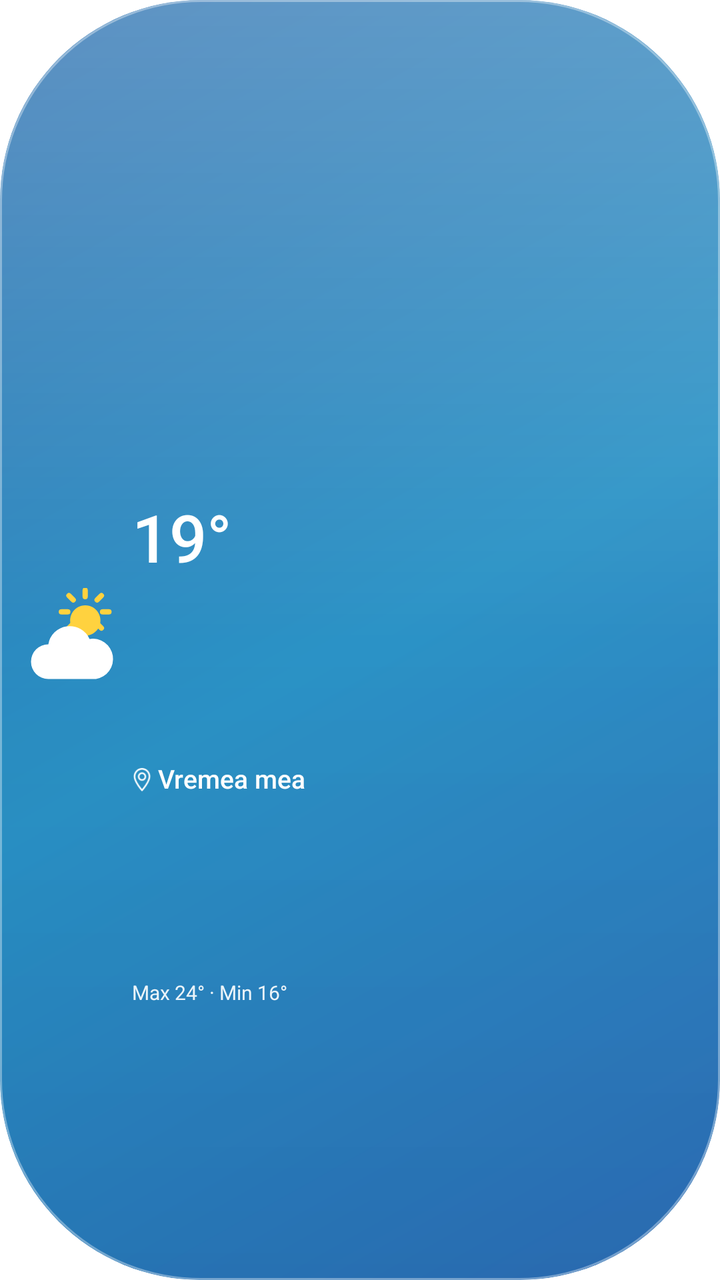
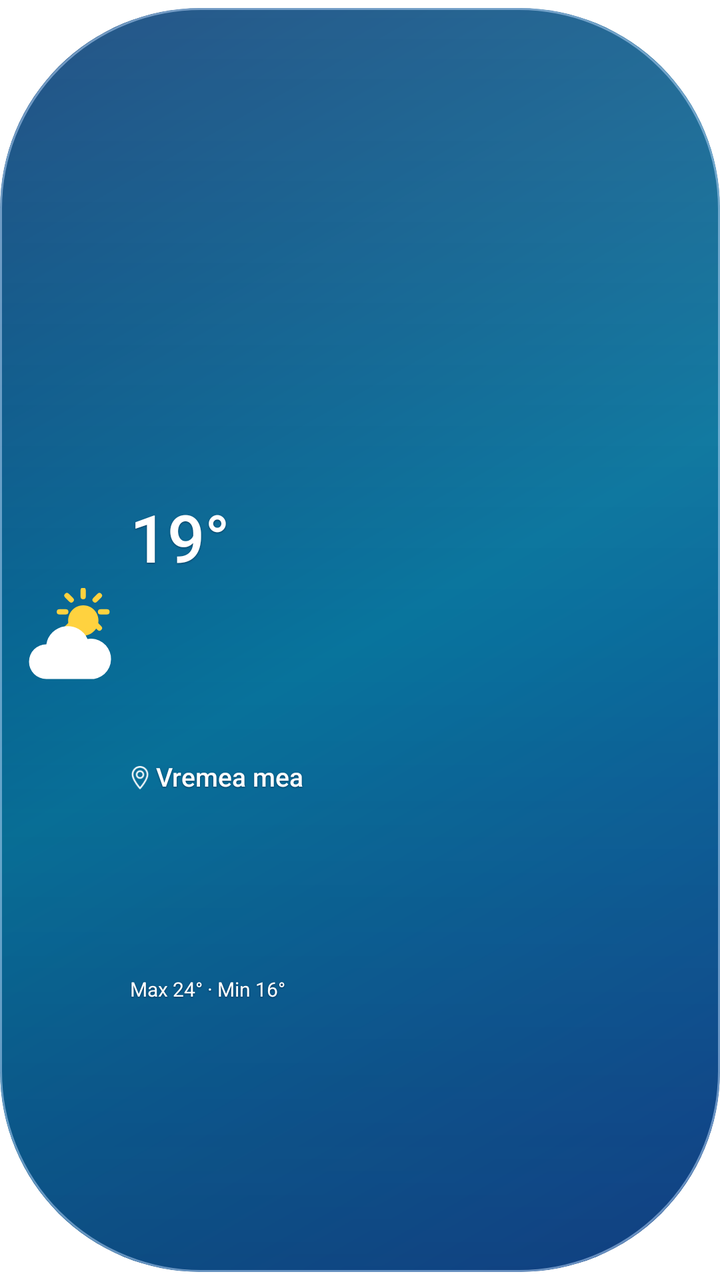

An Android layout rendered at two revisions. The XML below is the earlier revision; the diff shows what the commit changed to produce the second picture.
<!-- AndroidManifest.xml: application theme android:Theme.Translucent.NoTitleBar -->
<!-- res/layout/widget_capsule.xml -->
<?xml version="1.0" encoding="utf-8"?>
<LinearLayout xmlns:android="http://schemas.android.com/apk/res/android"
    android:id="@+id/capsule_root"
    android:layout_width="match_parent" android:layout_height="match_parent"
    android:background="@drawable/widget_capsule_day" android:clipToOutline="true"
    android:orientation="horizontal" android:baselineAligned="false"
    android:gravity="center_vertical" android:padding="9dp">
    <ImageView android:id="@+id/capsule_icon"
        android:layout_width="52dp" android:layout_height="match_parent"
        android:layout_marginEnd="5dp" android:scaleType="fitCenter"
        android:src="@drawable/ic_w_partial" android:importantForAccessibility="no" />
    <LinearLayout android:layout_width="0dp" android:layout_height="match_parent"
        android:layout_weight="1" android:orientation="vertical" android:gravity="center_vertical">
        <TextView android:id="@+id/capsule_temp"
            android:layout_width="match_parent" android:layout_height="0dp" android:layout_weight="1.6"
            android:gravity="bottom" android:includeFontPadding="false" android:maxLines="1"
            android:fontFamily="sans-serif-medium" android:text="19°" android:textColor="#FFFFFFFF"
            android:textSize="33sp" android:autoSizeTextType="uniform"
            android:autoSizeMinTextSize="6sp" android:autoSizeMaxTextSize="33sp"
            android:autoSizeStepGranularity="1sp" />
        <TextView android:id="@+id/capsule_oras"
            android:layout_width="match_parent" android:layout_height="0dp" android:layout_weight="1.15"
            android:gravity="center_vertical" android:includeFontPadding="false"
            android:drawableStart="@drawable/ic_capsule_location" android:drawablePadding="3dp"
            android:fontFamily="sans-serif-medium" android:text="@string/widget_preview_city"
            android:maxLines="2" android:ellipsize="end" android:textColor="#FFFFFFFF"
            android:textSize="13sp" android:autoSizeTextType="uniform"
            android:autoSizeMinTextSize="4sp" android:autoSizeMaxTextSize="13sp"
            android:autoSizeStepGranularity="1sp" />
        <TextView android:id="@+id/capsule_maxmin"
            android:layout_width="match_parent" android:layout_height="0dp" android:layout_weight="0.8"
            android:gravity="top" android:includeFontPadding="false" android:maxLines="1"
            android:fontFamily="sans-serif" android:text="@string/widget_capsule_preview_range"
            android:textSize="10sp" android:textColor="#E8FFFFFF" android:ellipsize="end"
            android:autoSizeTextType="uniform" android:autoSizeMinTextSize="6sp"
            android:autoSizeMaxTextSize="10sp" android:autoSizeStepGranularity="1sp"
            android:visibility="visible" />
    </LinearLayout>
</LinearLayout>
<!-- resources referenced by this layout -->
<resources>
  <!-- drawable ic_capsule_location (drawable) -->
  <vector xmlns:android="http://schemas.android.com/apk/res/android"
      android:width="10dp" android:height="12dp" android:viewportWidth="24" android:viewportHeight="28">
      <path android:fillColor="#00000000" android:strokeColor="#F5FFFFFF" android:strokeWidth="2"
          android:strokeLineCap="round" android:strokeLineJoin="round"
          android:pathData="M12,26C12,26 3,16 3,10A9,9 0,0 1,21,10C21,16 12,26 12,26ZM12,6A4,4 0,1 0,12,14A4,4 0,1 0,12,6" />
  </vector>
  <!-- drawable ic_w_partial (drawable) -->
  <vector xmlns:android="http://schemas.android.com/apk/res/android"
      android:width="48dp" android:height="48dp" android:viewportWidth="48" android:viewportHeight="48">
      <path android:fillColor="#FFD23F" android:pathData="M31,8a7,7 0 1,0 0.1,0z"/>
      <path android:strokeColor="#FFD23F" android:strokeWidth="2.4" android:strokeLineCap="round"
          android:pathData="M31,1v3 M31,19v3 M20,11h3 M39,11h3 M23.5,3.5l2,2 M36.5,16.5l2,2 M38.5,3.5l-2,2 M25.5,16.5l-2,2"/>
      <path android:fillColor="#FFFFFF"
          android:pathData="M14,42a8,8 0 0,1 0,-16 10,10 0 0,1 19,-2.5 8,8 0 0,1 3,18.5z"/>
  </vector>
  <!-- drawable widget_capsule_day (drawable) -->
  <?xml version="1.0" encoding="utf-8"?>
  <layer-list xmlns:android="http://schemas.android.com/apk/res/android">
      <item><shape><corners android:radius="100dp" /><gradient android:angle="315"
          android:startColor="#2369AC" android:centerColor="#248FC4" android:endColor="#2D6FBA" /></shape></item>
      <item><shape><corners android:radius="100dp" /><gradient android:angle="270"
          android:startColor="#45FFFFFF" android:centerColor="#08FFFFFF" android:endColor="#14001134" /></shape></item>
      <item><shape><corners android:radius="100dp" /><stroke android:width="1dp" android:color="#5CFFFFFF" /></shape></item>
  </layer-list>
  <string name="widget_capsule_preview_range">Max 24° · Min 16°</string>
  <string name="widget_preview_city">Vremea mea</string>
</resources>

<!-- the commit's change to res/layout/widget_capsule.xml (unified diff, before → after) -->
@@ -1,39 +1,11 @@
-<?xml version="1.0" encoding="utf-8"?>
-<LinearLayout xmlns:android="http://schemas.android.com/apk/res/android"
-    android:id="@+id/capsule_root"
-    android:layout_width="match_parent" android:layout_height="match_parent"
-    android:background="@drawable/widget_capsule_day" android:clipToOutline="true"
-    android:orientation="horizontal" android:baselineAligned="false"
-    android:gravity="center_vertical" android:padding="9dp">
-    <ImageView android:id="@+id/capsule_icon"
-        android:layout_width="52dp" android:layout_height="match_parent"
-        android:layout_marginEnd="5dp" android:scaleType="fitCenter"
-        android:src="@drawable/ic_w_partial" android:importantForAccessibility="no" />
-    <LinearLayout android:layout_width="0dp" android:layout_height="match_parent"
-        android:layout_weight="1" android:orientation="vertical" android:gravity="center_vertical">
-        <TextView android:id="@+id/capsule_temp"
-            android:layout_width="match_parent" android:layout_height="0dp" android:layout_weight="1.6"
-            android:gravity="bottom" android:includeFontPadding="false" android:maxLines="1"
-            android:fontFamily="sans-serif-medium" android:text="19°" android:textColor="#FFFFFFFF"
-            android:textSize="33sp" android:autoSizeTextType="uniform"
-            android:autoSizeMinTextSize="6sp" android:autoSizeMaxTextSize="33sp"
-            android:autoSizeStepGranularity="1sp" />
-        <TextView android:id="@+id/capsule_oras"
-            android:layout_width="match_parent" android:layout_height="0dp" android:layout_weight="1.15"
-            android:gravity="center_vertical" android:includeFontPadding="false"
-            android:drawableStart="@drawable/ic_capsule_location" android:drawablePadding="3dp"
-            android:fontFamily="sans-serif-medium" android:text="@string/widget_preview_city"
-            android:maxLines="2" android:ellipsize="end" android:textColor="#FFFFFFFF"
-            android:textSize="13sp" android:autoSizeTextType="uniform"
-            android:autoSizeMinTextSize="4sp" android:autoSizeMaxTextSize="13sp"
-            android:autoSizeStepGranularity="1sp" />
-        <TextView android:id="@+id/capsule_maxmin"
-            android:layout_width="match_parent" android:layout_height="0dp" android:layout_weight="0.8"
-            android:gravity="top" android:includeFontPadding="false" android:maxLines="1"
-            android:fontFamily="sans-serif" android:text="@string/widget_capsule_preview_range"
-            android:textSize="10sp" android:textColor="#E8FFFFFF" android:ellipsize="end"
-            android:autoSizeTextType="uniform" android:autoSizeMinTextSize="6sp"
-            android:autoSizeMaxTextSize="10sp" android:autoSizeStepGranularity="1sp"
-            android:visibility="visible" />
+<?xml version='1.0' encoding='utf-8'?>
+<FrameLayout xmlns:android="http://schemas.android.com/apk/res/android" android:layout_width="match_parent" android:layout_height="match_parent">
+    <LinearLayout android:id="@+id/capsule_root" android:layout_width="match_parent" android:layout_height="match_parent" android:background="@drawable/widget_capsule_day" android:clipToOutline="true" android:orientation="horizontal" android:baselineAligned="false" android:gravity="center_vertical" android:padding="8dp" android:layout_marginTop="4dp" android:layout_marginBottom="4dp">
+        <ImageView android:id="@+id/capsule_icon" android:layout_width="52dp" android:layout_height="match_parent" android:layout_marginEnd="5dp" android:scaleType="fitCenter" android:src="@drawable/ic_w_partial" android:importantForAccessibility="no" />
+        <LinearLayout android:layout_width="0dp" android:layout_height="match_parent" android:layout_weight="1" android:orientation="vertical" android:gravity="center_vertical">
+            <TextView android:id="@+id/capsule_temp" android:layout_width="match_parent" android:layout_height="0dp" android:layout_weight="1.6" android:gravity="bottom" android:includeFontPadding="false" android:maxLines="1" android:fontFamily="sans-serif-medium" android:text="19°" android:textColor="#FFFFFFFF" android:textSize="33sp" android:autoSizeTextType="uniform" android:autoSizeMinTextSize="6sp" android:autoSizeMaxTextSize="33sp" android:autoSizeStepGranularity="1sp" android:shadowColor="#80010A22" android:shadowDy="1" android:shadowRadius="1.5" />
+            <TextView android:id="@+id/capsule_oras" android:layout_width="match_parent" android:layout_height="0dp" android:layout_weight="1.15" android:gravity="center_vertical" android:includeFontPadding="false" android:drawableStart="@drawable/ic_capsule_location" android:drawablePadding="3dp" android:fontFamily="sans-serif-medium" android:text="@string/widget_preview_city" android:maxLines="2" android:ellipsize="end" android:textColor="#FFFFFFFF" android:textSize="13sp" android:autoSizeTextType="uniform" android:autoSizeMinTextSize="4sp" android:autoSizeMaxTextSize="13sp" android:autoSizeStepGranularity="1sp" android:shadowColor="#80010A22" android:shadowDy="1" android:shadowRadius="1.5" />
+            <TextView android:id="@+id/capsule_maxmin" android:layout_width="match_parent" android:layout_height="0dp" android:layout_weight="0.8" android:gravity="top" android:includeFontPadding="false" android:maxLines="1" android:fontFamily="sans-serif" android:text="@string/widget_capsule_preview_range" android:textSize="10sp" android:textColor="#FFFFFFFF" android:ellipsize="end" android:autoSizeTextType="uniform" android:autoSizeMinTextSize="6sp" android:autoSizeMaxTextSize="10sp" android:autoSizeStepGranularity="1sp" android:visibility="visible" android:shadowColor="#80010A22" android:shadowDy="1" android:shadowRadius="1.5" />
+        </LinearLayout>
     </LinearLayout>
-</LinearLayout>
+</FrameLayout>
<!-- resource entries referenced after the edit -->
@@ -17,13 +17,26 @@
           android:pathData="M14,42a8,8 0 0,1 0,-16 10,10 0 0,1 19,-2.5 8,8 0 0,1 3,18.5z"/>
   </vector>
   <!-- drawable widget_capsule_day (drawable) -->
-  <?xml version="1.0" encoding="utf-8"?>
+  <?xml version='1.0' encoding='utf-8'?>
   <layer-list xmlns:android="http://schemas.android.com/apk/res/android">
-      <item><shape><corners android:radius="100dp" /><gradient android:angle="315"
-          android:startColor="#2369AC" android:centerColor="#248FC4" android:endColor="#2D6FBA" /></shape></item>
-      <item><shape><corners android:radius="100dp" /><gradient android:angle="270"
-          android:startColor="#45FFFFFF" android:centerColor="#08FFFFFF" android:endColor="#14001134" /></shape></item>
-      <item><shape><corners android:radius="100dp" /><stroke android:width="1dp" android:color="#5CFFFFFF" /></shape></item>
+      <item>
+          <shape>
+              <corners android:radius="100dp" />
+              <gradient android:angle="315" android:startColor="#073C76" android:centerColor="#08749D" android:endColor="#164C9A" />
+          </shape>
+      </item>
+      <item>
+          <shape>
+              <corners android:radius="100dp" />
+              <gradient android:angle="270" android:startColor="#1FFFFFFF" android:centerColor="#00FFFFFF" android:endColor="#35000925" />
+          </shape>
+      </item>
+      <item>
+          <shape>
+              <corners android:radius="100dp" />
+              <stroke android:width="1dp" android:color="#80C1DDFF" />
+          </shape>
+      </item>
   </layer-list>
   <string name="widget_capsule_preview_range">Max 24° · Min 16°</string>
   <string name="widget_preview_city">Vremea mea</string>
